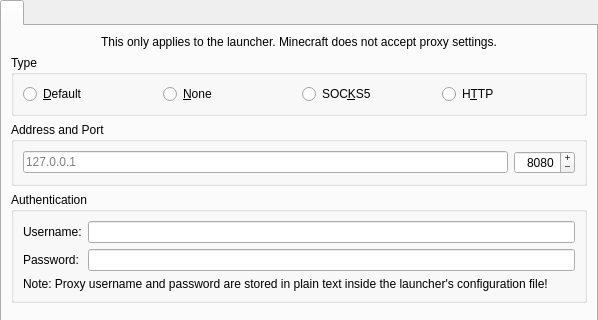
First picture: the form in launcher/ui/pages/global/ProxyPage.ui, repository VorwerkUa2/WerkLauncher, before the edit; both pictures show x 0 to 598 and y 0 to 320 of the 598 by 617 pixel window.
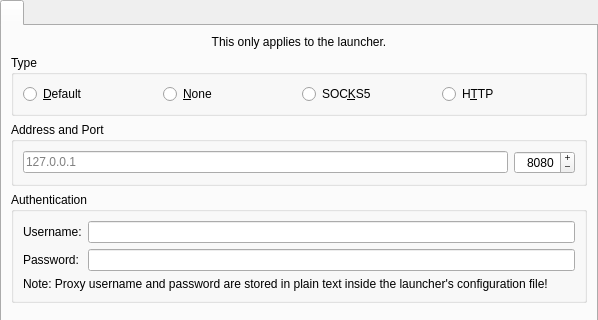
Second picture: the form after the edit.

Commit message: Fixed Wrong Proxy Settings Message

```diff
--- a/launcher/ui/pages/global/ProxyPage.ui
+++ b/launcher/ui/pages/global/ProxyPage.ui
@@ -39,7 +39,7 @@
        <item>
         <widget class="QLabel" name="proxyPlainTextWarningLabel_2">
          <property name="text">
-          <string>This only applies to the launcher. Minecraft does not accept proxy settings.</string>
+          <string>This only applies to the launcher.</string>
          </property>
          <property name="alignment">
           <set>Qt::AlignCenter</set>
```
